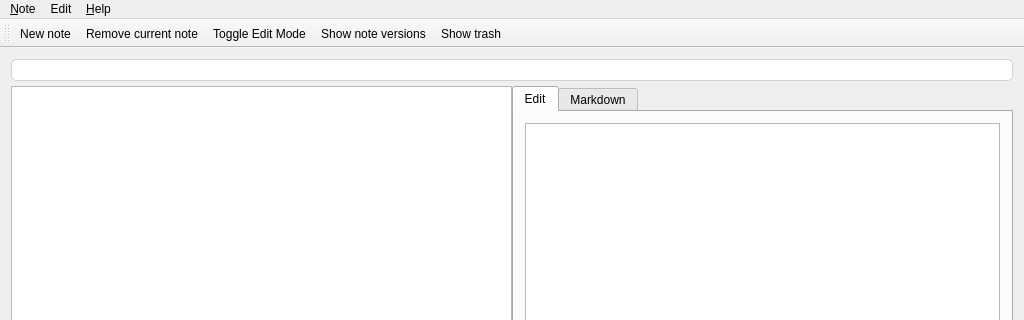
Before: the Qt Designer form src/mainwindow.ui in pbek/QOwnNotes, drawn with Qt 5; both pictures show x 0 to 1024 and y 0 to 320 of the 1024 by 768 pixel window.
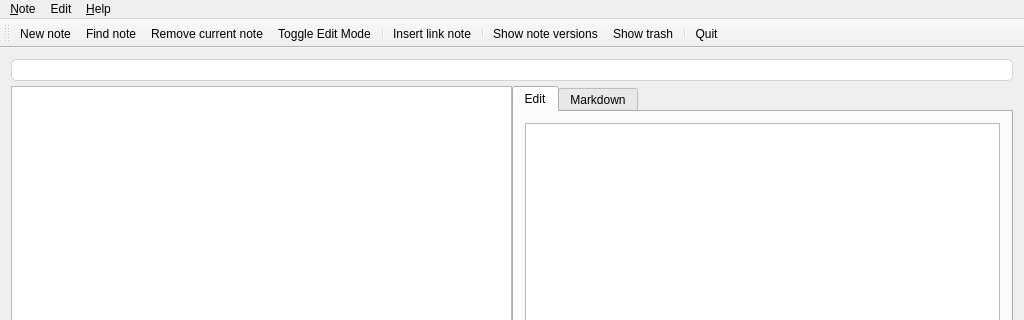
After: the same form once the commit is applied. Icons and pictures are not drawn.

Commit message: added some more items to the main menu (so that Ubunutu's unity deskop recognizes their shortcuts)

Diff of the .ui file:
```diff
--- a/src/mainwindow.ui
+++ b/src/mainwindow.ui
@@ -216,10 +216,16 @@
     <bool>false</bool>
    </attribute>
    <addaction name="action_Note_note"/>
+   <addaction name="action_Find_note"/>
    <addaction name="action_Remove_note"/>
    <addaction name="actionToggleEditMode"/>
+   <addaction name="separator"/>
+   <addaction name="actionInsert_Link_to_note"/>
+   <addaction name="separator"/>
    <addaction name="actionShow_versions"/>
    <addaction name="actionShow_trash"/>
+   <addaction name="separator"/>
+   <addaction name="action_Quit"/>
   </widget>
   <widget class="QStatusBar" name="statusBar"/>
   <action name="action_Quit">
```
Left out of the diff: 11 changed lines with no effect on the pictures.
